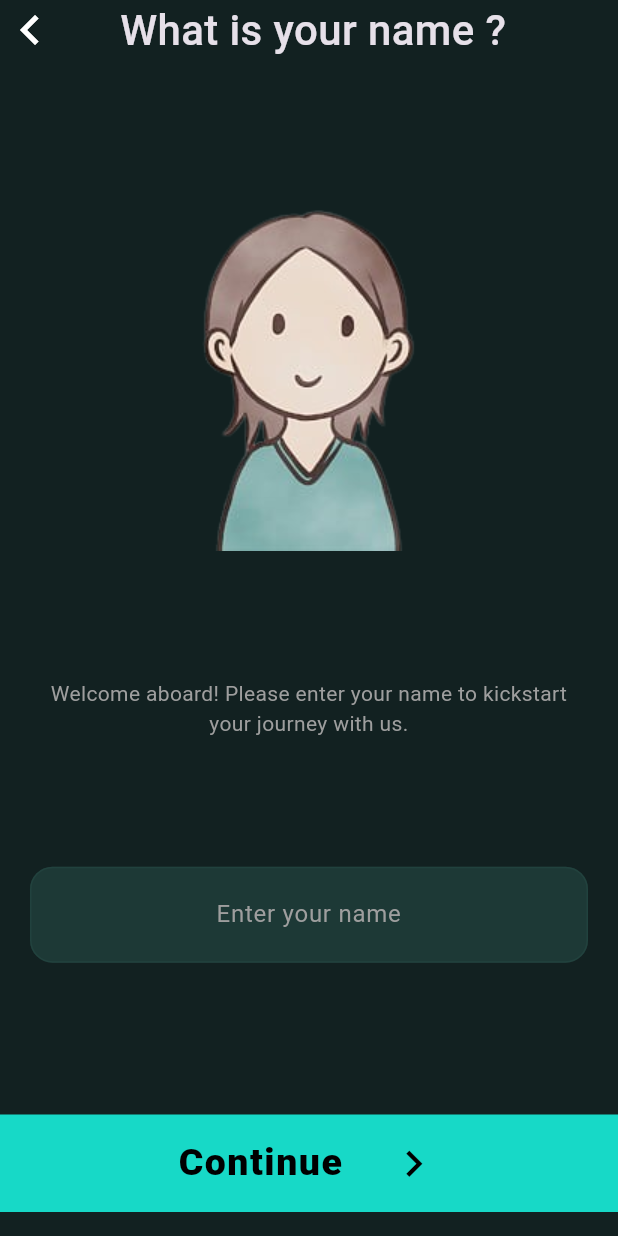
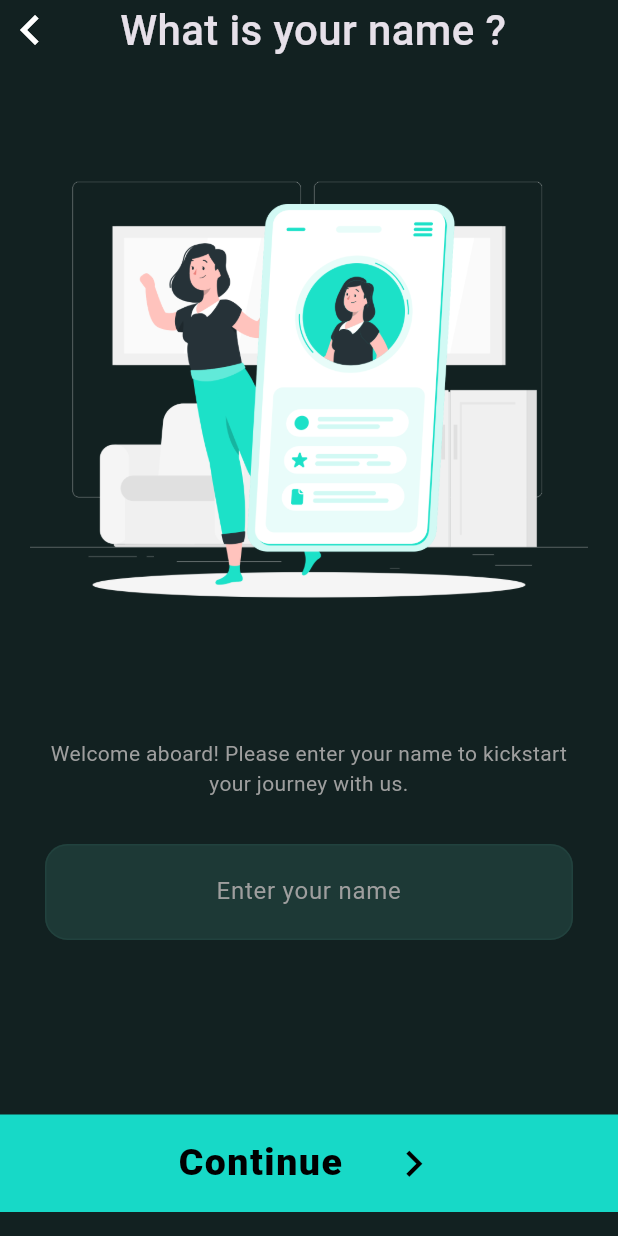
Before and after one commit to Diffins-Solutions/health_companion_app, a Flutter app: the NameScreen screen opened by its route, on a phone screen of 412 x 824 dp. Run offline on Flutter 3.47's test engine with Material 3 defaults, Android fonts, the phone set to English and light mode, and no system bars; our stand-ins replace font_awesome_flutter; missing offline and left inert: ruler_picker_bn.

Commit message:
Change name screen image

```diff
--- a/lib/screens/onboarding/name_screen.dart
+++ b/lib/screens/onboarding/name_screen.dart
@@ -40,7 +40,10 @@ class _NameScreenState extends State<NameScreen> {
               ],
             ),
             Flexible(
-              child: Image.asset('images/name_screen_img.png'),
+              child: Padding(
+                padding: const EdgeInsets.all(20.0),
+                child: Image.asset('images/name_screen.png'),
+              ),
             ),
             Padding(
               padding:
@@ -53,7 +56,13 @@ class _NameScreenState extends State<NameScreen> {
                 ),
               ),
             ),
-            CustomInputField(onChange: (value) {}, hint: "Enter your name"),
+            Padding(
+              padding: const EdgeInsets.all(10.0),
+              child: CustomInputField(onChange: (value) {}, hint: "Enter your name"),
+            ),
+            SizedBox(
+              height: 50,
+            ),
             CustomFlatButton(
               label: 'Continue',
               color: kLightGreen,
```
Also changed, not shown: images/name_screen.png (added), images/name_screen_img.png (deleted).
